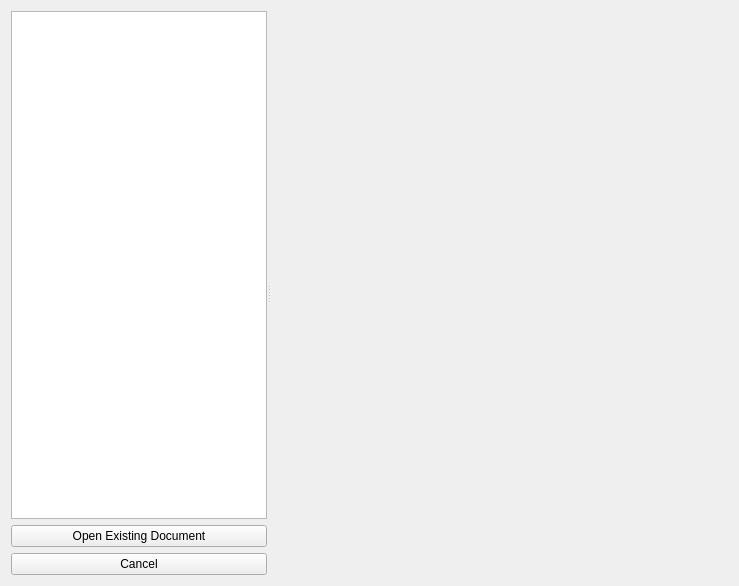
Above: libs/ui/forms/KisOpenPaneBase.ui from KDE/krita before the change. Below: the same form after it.
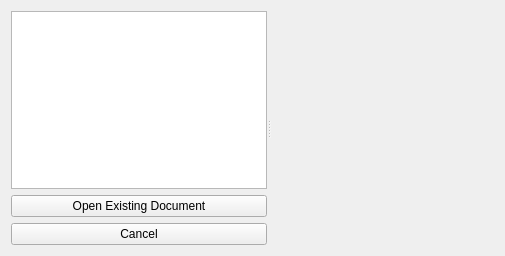
That is the form after the change.

Commit message: remove the screen size button on the new document window. re-arrange that area a bit so it is more organized.

The edit to the form file:
```diff
--- a/libs/ui/forms/KisOpenPaneBase.ui
+++ b/libs/ui/forms/KisOpenPaneBase.ui
@@ -6,10 +6,16 @@
    <rect>
     <x>0</x>
     <y>0</y>
-    <width>739</width>
-    <height>586</height>
+    <width>505</width>
+    <height>256</height>
    </rect>
   </property>
+  <property name="sizePolicy">
+   <sizepolicy hsizetype="Preferred" vsizetype="Minimum">
+    <horstretch>0</horstretch>
+    <verstretch>0</verstretch>
+   </sizepolicy>
+  </property>
   <layout class="QHBoxLayout" name="horizontalLayout">
    <item>
     <widget class="QSplitter" name="splitter">
@@ -75,7 +81,7 @@
        <bool>true</bool>
       </property>
       <property name="sizePolicy">
-       <sizepolicy hsizetype="Preferred" vsizetype="Preferred">
+       <sizepolicy hsizetype="Preferred" vsizetype="Minimum">
         <horstretch>1</horstretch>
         <verstretch>0</verstretch>
        </sizepolicy>
```
The commit also changes 3 other files.
